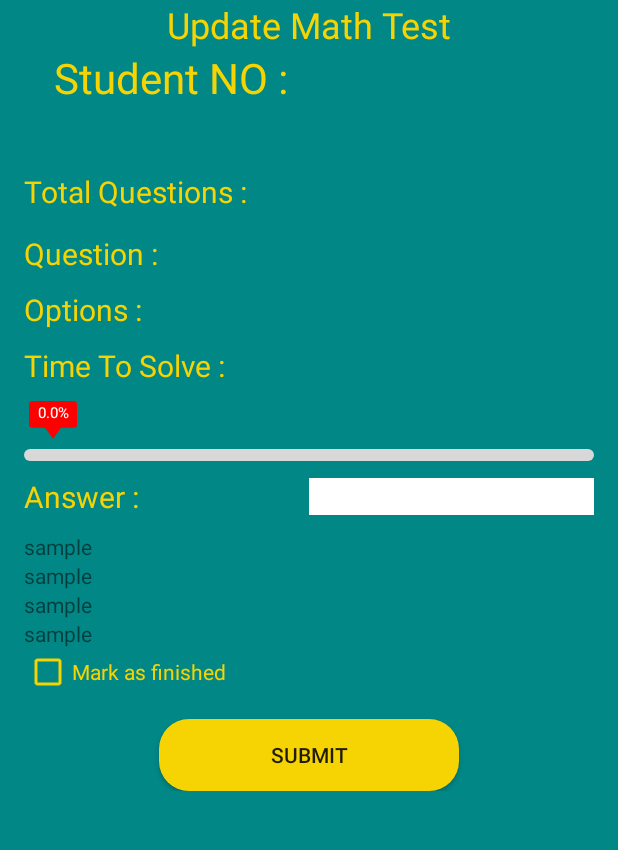
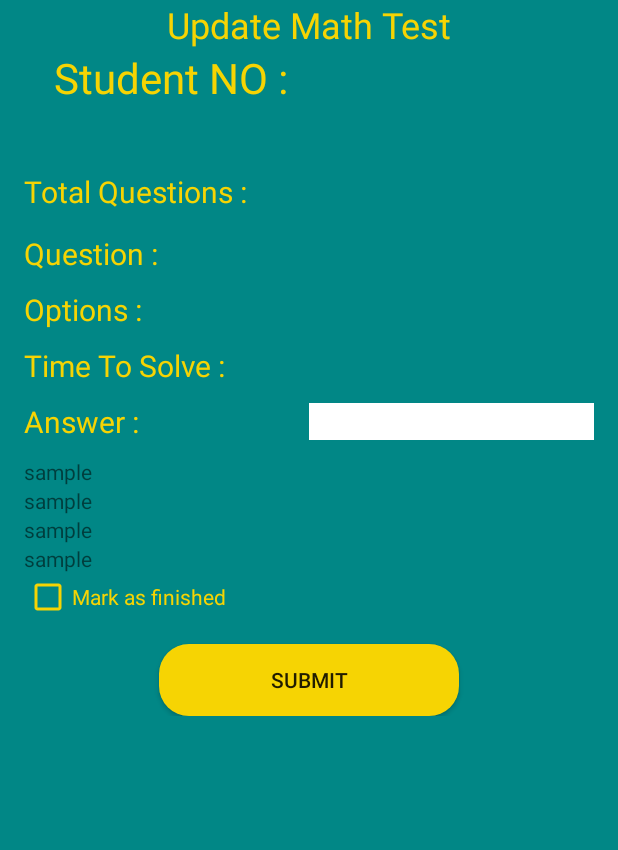
Before and after one commit to sujith-jeewantha/Student-Math-Test-Android-Java, an Android app: the UpdateStudentMathTestActivity screen opened directly, with no data from a screen before it, on a phone screen of 412 x 824 dp, the part 91-941 px from its top. Run offline under Robolectric (Android 15) with nearby library versions, the light colour scheme and no system bars; our stand-ins replace Volley; network calls fail; 2 statements that could not run were skipped.

Commit message:
Progress removed

```diff
--- a/app/src/main/java/com/sgstech/studentmathtest/UpdateStudentMathTestActivity.java
+++ b/app/src/main/java/com/sgstech/studentmathtest/UpdateStudentMathTestActivity.java
@@ -41,13 +41,9 @@
 
     private int intAnswer ;
     private int intResult;
-    private int t = 100;
-    private int percentage ;
 
     private int intTimerProgress;
-    private float floatProgressBarProgress;
     private float floatTimeToSolve;
-    private float floatProgressBar = 0;
 
     private String student_no_global = "";
 
@@ -64,14 +60,8 @@
 
 
     EditText    etAnswer;
-    SeekBar seekBar;
 
     Button btnSFinalSubmit;
-
-
-    FloatTextProgressBar floatTextProgressBar;
-
-
 
 
     @Override
@@ -115,7 +105,6 @@
 
         getData();
 
-        floatTextProgressBar = findViewById(R.id.floatTextProgressBar);
 
         txtStudentNo = findViewById(R.id.service_gallery_unit_no);
         checkBoxFinished = findViewById(R.id.checkBoxFinished);
@@ -215,32 +204,8 @@
                             Log.d("res_p", String.valueOf(intTimerProgress));
                         floatTimeToSolve = Float.parseFloat(strTimeToSolve);
                             Log.d("res_p", String.valueOf(floatTimeToSolve));
-//                        floatProgressBarProgress = (floatProgressBarProgress /100.0f);
-//                            Log.d("res_pm", String.valueOf(floatProgressBarProgress));
-
-//                        percentage = (score * 100/ total);
-
-                        percentage = (intTimerProgress * 100/ intTimerProgress);
 
                         int questionTime = intTimerProgress * 1000;
-
-
-                        floatProgressBarProgress = (float)floatTimeToSolve / (float)t;
-
-                        Log.d("res_pc", String.valueOf(floatProgressBarProgress));
-
-                        System.out.println(floatProgressBarProgress);
-
-                        DecimalFormat df = new DecimalFormat("0.0");
-                        double number = (float) floatProgressBarProgress;
-
-                        System.out.println(df.format(number));
-
-                        Log.d("res_pmf", df.format(number));
-
-                        floatProgressBarProgress = Float.parseFloat(df.format(number));
-
-                        Log.d("res_pmfp", String.valueOf(floatProgressBarProgress));
 
                         if (intTimerProgress > 0) {
                             new CountDownTimer(questionTime, 1000) {
@@ -248,11 +213,6 @@
 
                                     txtTimeToSolve.setText(String.valueOf(intTimerProgress + " Seconds"));
                                     intTimerProgress--;
-
-                                    floatProgressBar+=floatProgressBarProgress;
-                                    Log.d("res_pmfpa", String.valueOf(floatProgressBar));
-
-                                    floatTextProgressBar.setProgress(floatProgressBar);
 
                                 }
 
@@ -262,13 +222,6 @@
                             }.start();
                         }
 
-
-//                        intProgress = intProgress*2;
-
-
-                        /**
-                         * Progress Bar-------------------------------------------------------------
-                         */
 
 
 //
--- a/app/src/main/res/layout/activity_update_student_math_test.xml
+++ b/app/src/main/res/layout/activity_update_student_math_test.xml
@@ -284,34 +284,6 @@
                                 </LinearLayout>
 
 
-
-                                <LinearLayout
-                                    android:layout_width="match_parent"
-                                    android:layout_height="match_parent"
-                                    android:layout_marginBottom="10dp"
-                                    android:layout_weight="1"
-                                    android:gravity="center"
-                                    android:orientation="horizontal">
-
-
-
-                                    <com.sgstech.studentmathtest.ProgressBar.FloatTextProgressBar
-                                        android:id="@+id/floatTextProgressBar"
-                                        android:layout_width="match_parent"
-                                        android:layout_height="40dp"
-                                        app:backgroundColor="#d8d8d8"
-                                        app:fillColor="#ff0000"
-                                        app:triangleColor="#ff0000"
-                                        app:rectColor="#ff0000"
-                                        app:maxProgress="200"
-                                        app:textColor="#fff"/>
-
-
-
-
-                                </LinearLayout>
-
-
                                 <LinearLayout
                                     android:layout_width="match_parent"
                                     android:layout_height="match_parent"
```
